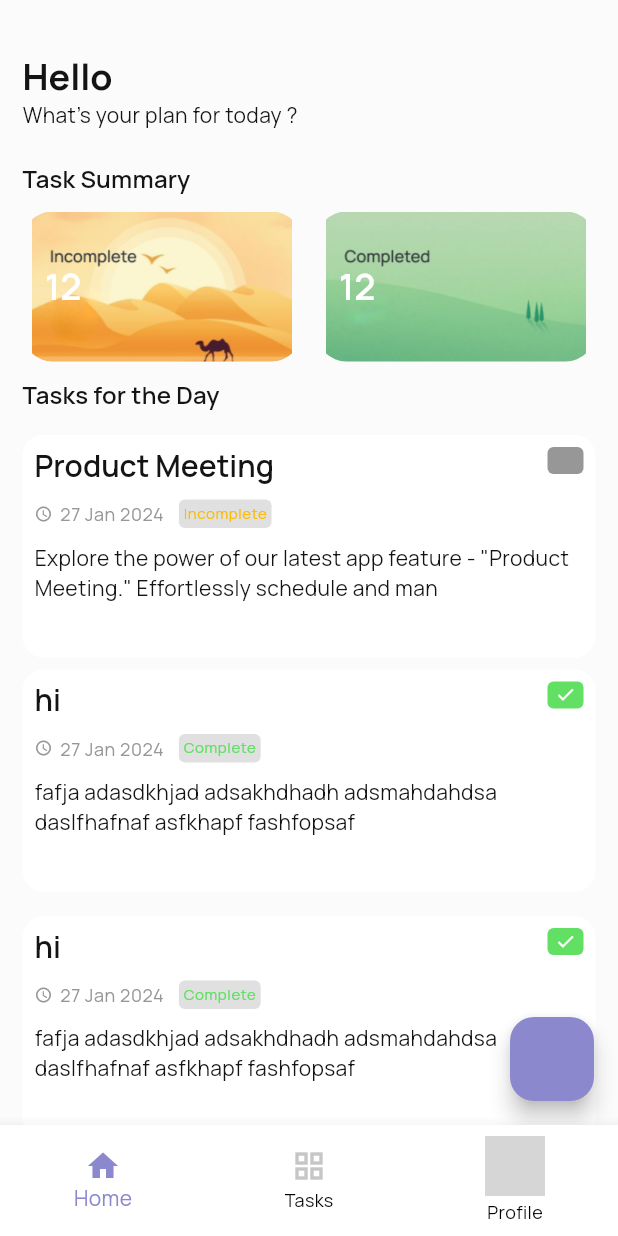
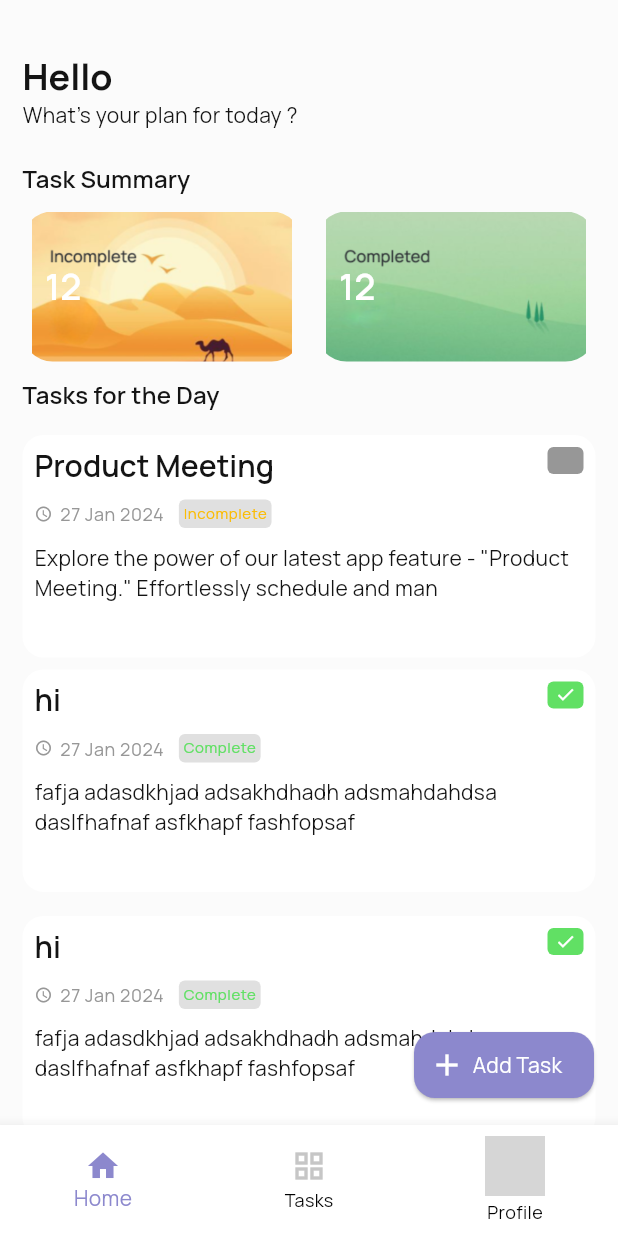
Before and after one commit to Zobayer-Mahmud/task_tracker, a Flutter app: the screen it shows after launch, on a phone screen of 412 x 824 dp. Run offline on Flutter 3.47's test engine with Material 3 defaults, Android fonts, the phone set to English and light mode, and no system bars; our stand-ins replace cached_network_image, dio, fluttertoast, gap, get, get_storage and 4 more; network calls fail; grey boxes are pictures that could not be loaded.

Commit message:
home view

```diff
--- a/lib/app/modules/home/views/home_view.dart
+++ b/lib/app/modules/home/views/home_view.dart
@@ -204,9 +204,26 @@ class HomeView extends StatelessWidget {
                   );
                 })
           ],
-
         ),
-        floatingActionButton: FloatingActionButton(onPressed: controller.goToAddTask,),
+        floatingActionButton: ElevatedButton(
+          onPressed: controller.goToAddTask,
+          child: Container(
+            width: 100,
+            child: Row(
+              children: [
+                Icon(Icons.add,size: 24,color: Colors.white,),
+                Gap(5),
+                Text(
+                  "Add Task",
+                  style: Theme.of(context)
+                      .textTheme
+                      .bodyMedium
+                      ?.copyWith(color: Colors.white),
+                )
+              ],
+            ),
+          ),
+        ),
       );
     });
   }
```
